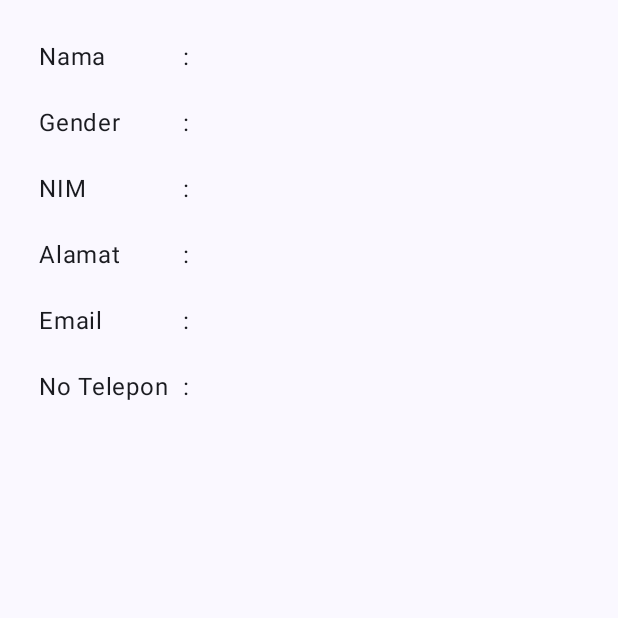
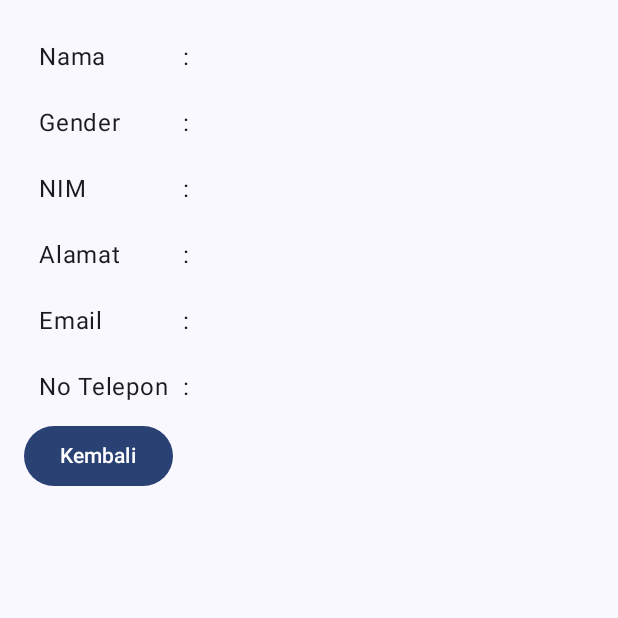
Before and after one commit to LYChubby/QuestNavigasiMVVM_009, an Android app built with Jetpack Compose: the composable DetailMahasiswaView shown on its own in the app's theme, on a phone screen of 412 x 824 dp, the top half of it. Run offline under Robolectric (Android 15) with nearby library versions, the phone set to English and light mode, and no system bars.

Commit message:
Menambah Parameter onBackButtonClicked dan Button Kembali

```diff
--- a/app/src/main/java/com/example/latihan5/ui/view/DetailMahasiswaView.kt
+++ b/app/src/main/java/com/example/latihan5/ui/view/DetailMahasiswaView.kt
@@ -5,6 +5,7 @@ import androidx.compose.foundation.layout.Row
 import androidx.compose.foundation.layout.fillMaxSize
 import androidx.compose.foundation.layout.fillMaxWidth
 import androidx.compose.foundation.layout.padding
+import androidx.compose.material3.Button
 import androidx.compose.material3.Text
 import androidx.compose.runtime.Composable
 import androidx.compose.ui.Modifier
@@ -14,6 +15,7 @@ import com.example.latihan5.model.Mahasiswa
 @Composable
 fun DetailMahasiswaView(
     dataMhs:Mahasiswa,
+    onBackButtonClicked: () -> Unit,
     modifier: Modifier = Modifier
 ) {
     val listDataMhs = listOf(
@@ -31,6 +33,10 @@ fun DetailMahasiswaView(
         listDataMhs.forEach { data->
             DetailMhs(judul = data.first,
                 isi = data.second)
+        }
+
+        Button(onClick = {onBackButtonClicked()}) {
+            Text(text = "Kembali")
         }
     }
 }
--- a/app/src/main/java/com/example/latihan5/ui/viewmodel/Navigation.kt
+++ b/app/src/main/java/com/example/latihan5/ui/viewmodel/Navigation.kt
@@ -13,6 +13,7 @@ import androidx.navigation.compose.NavHost
 import androidx.navigation.compose.composable
 import androidx.navigation.compose.rememberNavController
 import com.example.latihan5.model.ListGender
+import com.example.latihan5.ui.view.DetailMahasiswaView
 import com.example.latihan5.ui.view.FormMahasiswaView
 
 enum class Halaman{
@@ -41,12 +42,12 @@ fun Navigasi(
                         konteks.getString(id)
                     },
                     onSubmitClick = {
-                        viewModel.savedDataMhs(it)
+                        viewModel.saveDataMhs(it)
                         navHost.navigate(Halaman.Data.name)
                     }
                 )
+            }
 
-            }
         }
     }
 }
```
